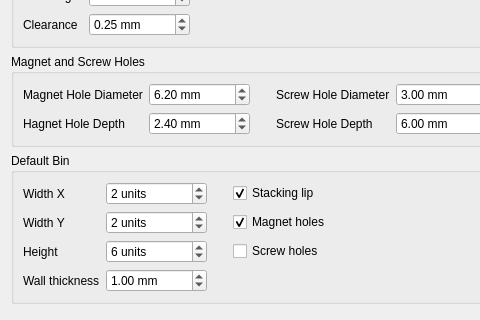
Qt form freecad/gridfinity_workbench/ui/preferences.ui (Stu142/FreeCAD-Gridfinity-Workbench) before a commit; both pictures show x 0 to 480 and y 114 to 434 of the 587 by 587 pixel window.
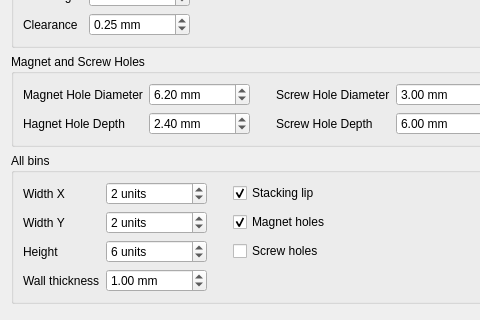
The same form after that commit. Custom widgets are drawn as their Qt base class.

Diff of the .ui file:
```diff
--- a/freecad/gridfinity_workbench/ui/preferences.ui
+++ b/freecad/gridfinity_workbench/ui/preferences.ui
@@ -319,7 +319,7 @@
    <item>
     <widget class="QGroupBox" name="BinDefaultGroupBox">
      <property name="title">
-      <string>Default Bin</string>
+      <string>All bins</string>
      </property>
      <layout class="QGridLayout" name="gridLayout">
       <item row="1" column="0">
```
